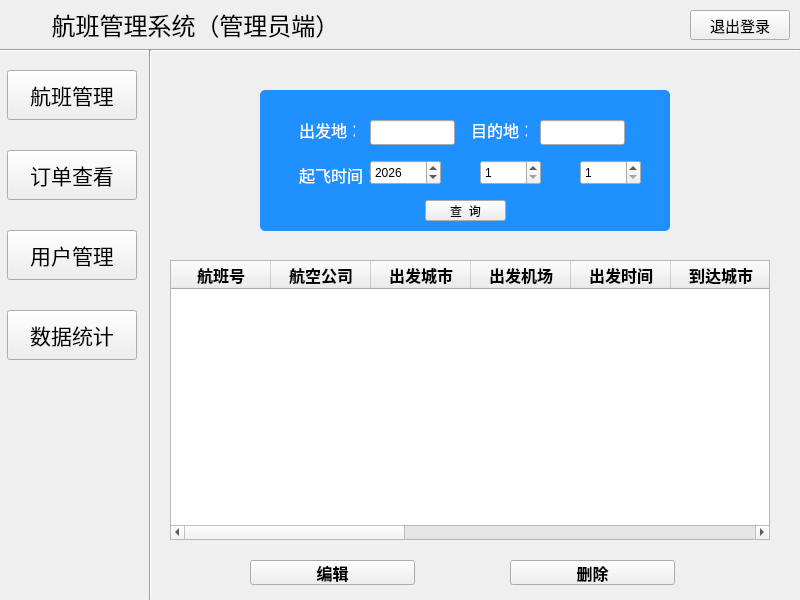
First picture: the form in AdminMainWindow.ui, repository ImmortalWatcher/Flient_Management, before the edit.
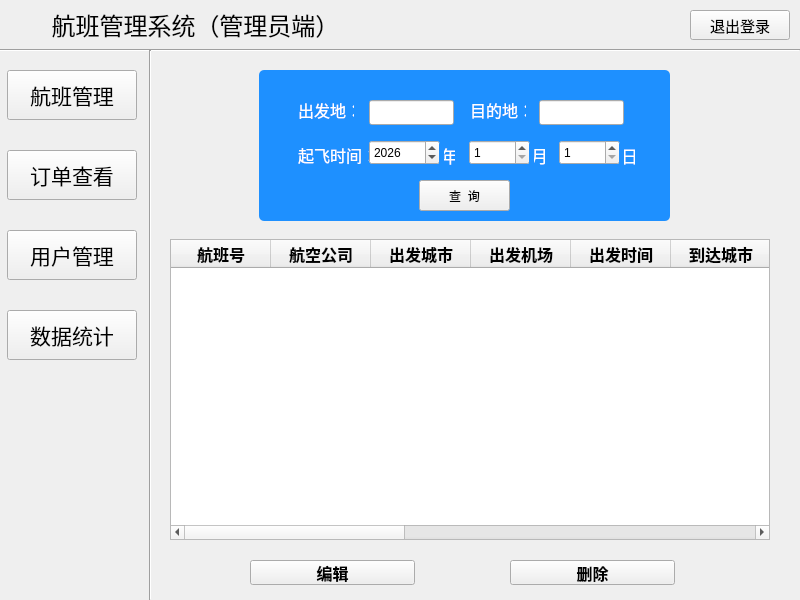
Second picture: the form after the edit. The open tabs and pages were chosen to show the change. Icons and pictures are not drawn.

Commit message: 微调：调整布局

```diff
--- a/AdminMainWindow.ui
+++ b/AdminMainWindow.ui
@@ -269,10 +269,10 @@
      <widget class="QFrame" name="frameFilter">
       <property name="geometry">
        <rect>
-        <x>110</x>
-        <y>40</y>
-        <width>410</width>
-        <height>141</height>
+        <x>109</x>
+        <y>20</y>
+        <width>411</width>
+        <height>151</height>
        </rect>
       </property>
       <property name="styleSheet">
@@ -363,7 +363,7 @@
       <widget class="QSpinBox" name="monthSpin">
        <property name="geometry">
         <rect>
-         <x>220</x>
+         <x>210</x>
          <y>70</y>
          <width>61</width>
          <height>25</height>
@@ -382,7 +382,7 @@
       <widget class="QSpinBox" name="daySpin">
        <property name="geometry">
         <rect>
-         <x>320</x>
+         <x>300</x>
          <y>70</y>
          <width>61</width>
          <height>25</height>
@@ -421,24 +421,90 @@
       <widget class="QPushButton" name="findBtn">
        <property name="geometry">
         <rect>
-         <x>165</x>
+         <x>160</x>
          <y>110</y>
-         <width>81</width>
-         <height>21</height>
+         <width>91</width>
+         <height>31</height>
         </rect>
        </property>
        <property name="text">
         <string>查  询</string>
        </property>
       </widget>
+      <widget class="QLabel" name="departureTimeLabel_2">
+       <property name="geometry">
+        <rect>
+         <x>180</x>
+         <y>70</y>
+         <width>21</width>
+         <height>31</height>
+        </rect>
+       </property>
+       <property name="font">
+        <font>
+         <family>华文琥珀</family>
+         <pointsize>13</pointsize>
+        </font>
+       </property>
+       <property name="text">
+        <string>年</string>
+       </property>
+       <property name="alignment">
+        <set>Qt::AlignmentFlag::AlignCenter</set>
+       </property>
+      </widget>
+      <widget class="QLabel" name="departureTimeLabel_3">
+       <property name="geometry">
+        <rect>
+         <x>270</x>
+         <y>70</y>
+         <width>21</width>
+         <height>31</height>
+        </rect>
+       </property>
+       <property name="font">
+        <font>
+         <family>华文琥珀</family>
+         <pointsize>13</pointsize>
+        </font>
+       </property>
+       <property name="text">
+        <string>月</string>
+       </property>
+       <property name="alignment">
+        <set>Qt::AlignmentFlag::AlignCenter</set>
+       </property>
+      </widget>
+      <widget class="QLabel" name="departureTimeLabel_4">
+       <property name="geometry">
+        <rect>
+         <x>360</x>
+         <y>70</y>
+         <width>21</width>
+         <height>31</height>
+        </rect>
+       </property>
+       <property name="font">
+        <font>
+         <family>华文琥珀</family>
+         <pointsize>13</pointsize>
+        </font>
+       </property>
+       <property name="text">
+        <string>日</string>
+       </property>
+       <property name="alignment">
+        <set>Qt::AlignmentFlag::AlignCenter</set>
+       </property>
+      </widget>
      </widget>
      <widget class="QTableWidget" name="flightTable">
       <property name="geometry">
        <rect>
         <x>20</x>
-        <y>210</y>
+        <y>189</y>
         <width>600</width>
-        <height>280</height>
+        <height>301</height>
        </rect>
       </property>
       <property name="font">
```
Left out of the diff: 26 changed lines with no effect on the pictures. The commit also changes 1 other file.
